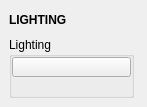
Old version of the form tentacle/ui/lighting.ui in the repository m3trik/tentacle.
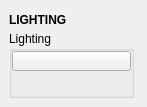
New version of the form. Custom widgets are drawn as their Qt base class.

Patch:
```diff
--- a/tentacle/ui/lighting.ui
+++ b/tentacle/ui/lighting.ui
@@ -40,6 +40,11 @@
   <widget class="QWidget" name="central_widget">
    <layout class="QVBoxLayout" name="verticalLayout_2">
     <item>
+     <layout class="QVBoxLayout" name="verticalLayout">
+      <property name="spacing">
+       <number>0</number>
+      </property>
+      <item>
      <widget class="DraggableHeader" name="draggableHeader">
       <property name="minimumSize">
        <size>
@@ -65,11 +70,6 @@
      </widget>
     </item>
     <item>
-     <layout class="QVBoxLayout" name="verticalLayout">
-      <property name="spacing">
-       <number>0</number>
-      </property>
-      <item>
        <widget class="QGroupBox" name="groupBox">
         <property name="enabled">
          <bool>true</bool>
```
Left out of the diff: 2 changed lines with no effect on the pictures. Lines whose indentation alone changed are shown as unchanged.
